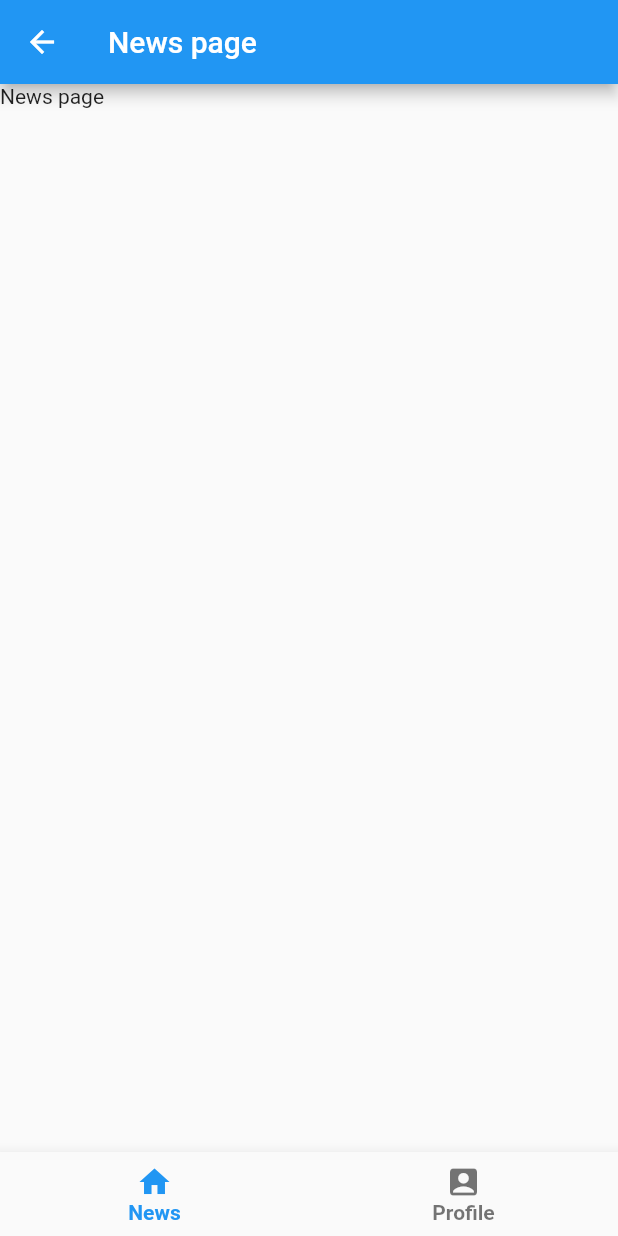
After one commit to basunia/live_news_flutter, a Flutter app: the HomePage screen opened directly, on a phone screen of 412 x 824 dp. The commit adds this screen. Run offline on Flutter 3.47's test engine with Material 2 defaults, Android fonts, the phone set to English and light mode, and no system bars; our stand-ins replace bloc, dio, easy_localization, equatable, flutter_bloc, hydrated_bloc and 2 more.

Commit message:
adds home bottom tab

```diff
--- a/lib/auth/view/auth_page.dart
+++ b/lib/auth/view/auth_page.dart
@@ -6,6 +6,7 @@ import 'package:mail_automation/auth/view/profile_page.dart';
 import 'package:mail_automation/auth/view/signup_page.dart';
 import 'package:mail_automation/auth/widget/login_loader.dart';
 import 'package:mail_automation/auth/widget/registration_loader.dart';
+import 'package:mail_automation/main/home_page.dart';
 import 'package:mail_automation/utils/toast.dart';
 import 'package:mail_repository/mail_repository.dart';
 
@@ -51,8 +52,8 @@ class AuthView extends StatelessWidget {
         listener: (context, state) {
           switch (state.authStatus) {
             case AuthStatus.success:
-              Navigator.pushReplacement(context,
-                  ProfilePage.route(context: context, profile: state.account));
+              Navigator.pushReplacement(
+                  context, HomePage.route(context: context));
               break;
             case AuthStatus.failure:
               showMessage(context, 'Something went wrong!');
--- /dev/null
+++ b/lib/main/home_page.dart
@@ -0,0 +1,72 @@
+import 'package:flutter/material.dart';
+import 'package:flutter_bloc/flutter_bloc.dart';
+import 'package:mail_automation/news/news_page.dart';
+
+import '../auth/bloc/auth_bloc.dart';
+import '../auth/view/profile_page.dart';
+
+class HomePage extends StatefulWidget {
+  const HomePage({Key? key}) : super(key: key);
+
+  static Route<void> route({required BuildContext context}) {
+    return MaterialPageRoute(
+      fullscreenDialog: false,
+      builder: (_) => BlocProvider.value(
+        value: context.read<AuthBloc>(),
+        child: const HomePage(),
+      ),
+    );
+  }
+
+  @override
+  State<HomePage> createState() => _HomePageState();
+}
+
+class _HomePageState extends State<HomePage> {
+  int _selectedIndex = 0;
+  // static TextStyle optionStyle =
+  //     const TextStyle(fontSize: 30, fontWeight: FontWeight.bold);
+  static const List<Widget> _widgetOptions = <Widget>[
+    NewsPage(),
+    ProfilePage()
+  ];
+
+  void _onItemTapped(int index) {
+    setState(() {
+      _selectedIndex = index;
+    });
+  }
+
+  @override
+  Widget build(BuildContext context) {
+    return Scaffold(
+      body: Center(
+        child: _widgetOptions.elementAt(_selectedIndex),
+      ),
+      bottomNavigationBar: BottomNavigationBar(
+        selectedLabelStyle: const TextStyle(
+          fontSize: 14,
+          fontWeight: FontWeight.bold,
+        ),
+        unselectedLabelStyle: const TextStyle(
+          fontSize: 14,
+          fontWeight: FontWeight.bold,
+        ),
+        items: const <BottomNavigationBarItem>[
+          BottomNavigationBarItem(
+            // backgroundColor: brandColor,
+            icon: Icon(Icons.home),
+            label: 'News',
+          ),
+          BottomNavigationBarItem(
+            icon: Icon(Icons.account_box),
+            label: 'Profile',
+          ),
+        ],
+        currentIndex: _selectedIndex,
+        // selectedItemColor: brandColor,
+        onTap: _onItemTapped,
+      ),
+    );
+  }
+}
--- /dev/null
+++ b/lib/news/news_page.dart
@@ -0,0 +1,17 @@
+import 'package:flutter/material.dart';
+import 'package:flutter/src/foundation/key.dart';
+import 'package:flutter/src/widgets/framework.dart';
+
+class NewsPage extends StatelessWidget {
+  const NewsPage({Key? key}) : super(key: key);
+
+  @override
+  Widget build(BuildContext context) {
+    return Scaffold(
+      appBar: AppBar(
+        title: Text('News page'),
+      ),
+      body: Text('News page'),
+    );
+  }
+}
```
Also changed, not shown: lib/auth/view/profile_page.dart (+17 -19 lines).
